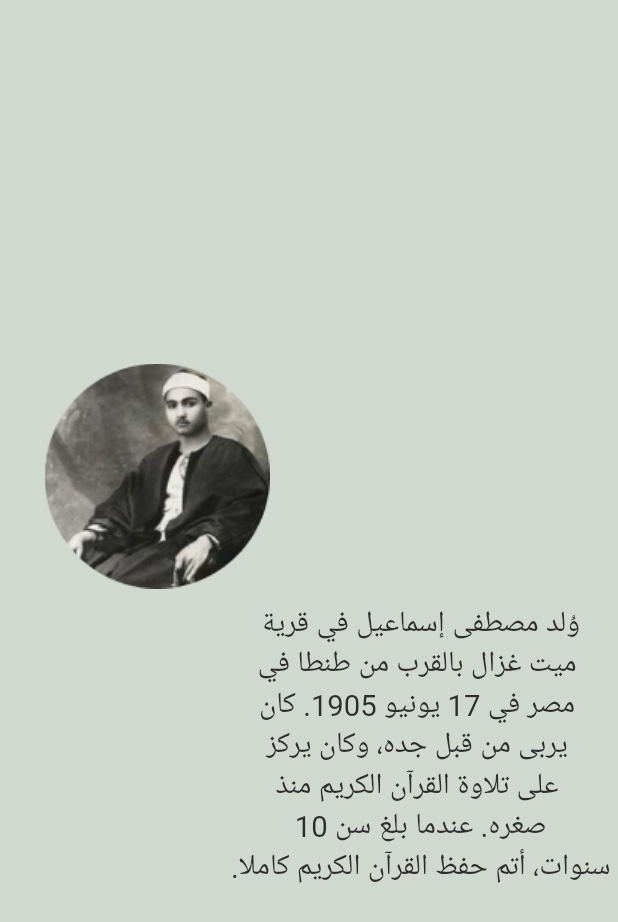
After one commit to elhusseinn/Torath, a Flutter app: the OnBoarding screen opened by its route, on a phone screen of 412 x 824 dp. The commit adds this screen. Shown: the top 922 px of the screen. Run offline on Flutter 3.47's test engine with Material 2 defaults, Android fonts, the phone set to English and light mode, and no system bars; our stand-ins replace animated_splash_screen, flutter_animate, flutter_screenutil, shared_preferences; accounts and stored records are empty; Roboto replaces fonts that are missing (IBM Plex Sans).

Commit message:
animated second screen + brief components

```diff
--- /dev/null
+++ b/lib/core/commonWidgets/brief_component.dart
@@ -0,0 +1,51 @@
+import 'package:flutter/material.dart';
+import 'package:flutter_screenutil/flutter_screenutil.dart';
+import 'package:torath/core/commonWidgets/text_rtl.dart';
+import 'package:torath/core/utils/colors_catalog.dart';
+
+class BriefComponent extends StatelessWidget {
+  String image;
+  String text;
+  BriefComponent({required this.text, required this.image, super.key});
+
+  @override
+  Widget build(BuildContext context) {
+    return Container(
+      width: double.infinity,
+      color: ColorsCatalog.backGroundColor,
+      child: Column(
+        children: [
+          Container(
+            width: double.infinity,
+            padding: EdgeInsets.only(left: 30.w, top: 10.h),
+            child: Column(
+              mainAxisAlignment: MainAxisAlignment.start,
+              crossAxisAlignment: CrossAxisAlignment.start,
+              children: [Image.asset(image)],
+            ),
+          ),
+          SizedBox(height: 10.h,),
+          Container(
+            width: double.infinity,
+            padding: EdgeInsets.only(right: 5.w),
+            child: Column(
+              mainAxisAlignment: MainAxisAlignment.center,
+              crossAxisAlignment: CrossAxisAlignment.end,
+              children: [
+                RtlText(
+                  content: text,
+                  style: TextStyle(
+                    color: const Color(0xFF2D2B2B),
+                    fontSize: 20.sp,
+                    fontFamily: 'IBM Plex Sans',
+                    fontWeight: FontWeight.w400,
+                  ),
+                )
+              ],
+            ),
+          )
+        ],
+      ),
+    );
+  }
+}
--- a/lib/core/commonWidgets/text_rtl.dart
+++ b/lib/core/commonWidgets/text_rtl.dart
@@ -12,6 +12,7 @@ class RtlText extends StatelessWidget {
       content,
       style: style,
       textDirection: TextDirection.rtl,
+      textAlign: TextAlign.center,
     );
   }
 }
--- /dev/null
+++ b/lib/core/language/text.dart
@@ -0,0 +1,15 @@
+class ArabicText {
+  static const String brief1 = "وُلد مصطفى إسماعيل في قرية"
+      "\n "
+      "ميت غزال بالقرب من طنطا في"
+      "\n"
+      " مصر في 17 يونيو 1905. كان"
+      "\n"
+      " يربى من قبل جده، وكان يركز"
+      "\n"
+      " على تلاوة القرآن الكريم منذ "
+      "\n"
+      "صغره. عندما بلغ سن 10 "
+      "\n"
+      "سنوات، أتم حفظ القرآن الكريم كاملا.";
+}
--- /dev/null
+++ b/lib/core/utils/colors_catalog.dart
@@ -0,0 +1,5 @@
+import 'dart:ui';
+
+class ColorsCatalog{
+  static const Color backGroundColor = Color(0xFFD0D9D0);
+}
--- a/lib/core/images.dart
+++ b/lib/core/utils/images.dart
@@ -1,3 +1,4 @@
 abstract class Images{
   static const  landingSplash = "assets/images/landingSplash.png";
+  static const  brief1 = "assets/images/1.png";
 }
--- /dev/null
+++ b/lib/core/utils/key_catalog.dart
@@ -0,0 +1,3 @@
+class KeysCatalog{
+  static const String isNewUser = "isNewUser";
+}
--- /dev/null
+++ b/lib/core/utils/routes.dart
@@ -0,0 +1,23 @@
+import 'package:flutter/material.dart';
+import 'package:torath/core/commonWidgets/brief_component.dart';
+import 'package:torath/core/utils/preference_manager.dart';
+import 'package:torath/core/utils/routes_catalog.dart';
+import 'package:torath/screens/onBoardingScreens/on_boarding.dart';
+
+import 'images.dart';
+
+class AppRouter{
+  PreferenceManager preferenceManager;
+  AppRouter({required this.preferenceManager});
+
+  Route? generateRoute(RouteSettings settings){
+    switch(settings.name){
+      case RoutesCatalog.onBoarding:
+        return MaterialPageRoute(
+            builder: (_) => OnBoarding()
+        );
+    }
+
+    return null;
+  }
+}
--- /dev/null
+++ b/lib/core/utils/routes_catalog.dart
@@ -0,0 +1,3 @@
+abstract class RoutesCatalog{
+  static const String onBoarding = "onboarding";
+}
--- /dev/null
+++ b/lib/screens/onBoardingScreens/on_boarding.dart
@@ -0,0 +1,26 @@
+import 'package:flutter/material.dart';
+import 'package:torath/core/commonWidgets/brief_component.dart';
+import 'package:torath/core/language/text.dart';
+import 'package:torath/core/utils/colors_catalog.dart';
+
+import '../../core/utils/images.dart';
+
+class OnBoarding extends StatelessWidget {
+  const OnBoarding({super.key});
+
+  @override
+  Widget build(BuildContext context) {
+    return Scaffold(
+      body: Container(
+        color: ColorsCatalog.backGroundColor,
+        child: Column(
+          crossAxisAlignment: CrossAxisAlignment.center,
+          mainAxisAlignment: MainAxisAlignment.center,
+          children: [
+            BriefComponent(text: ArabicText.brief1, image: Images.brief1)
+          ],
+        ),
+      ),
+    );
+  }
+}
--- a/lib/screens/splashScreens/animated_first_screen.dart
+++ b/lib/screens/splashScreens/animated_first_screen.dart
@@ -18,9 +18,8 @@ class AnimatedFirstScreen extends StatelessWidget {
   Widget build(BuildContext context) {
     return AnimatedSplashScreen(
       splash: 'assets/images/appIcon_big.png',
-      nextScreen:  AnimatedSecondScreen(),
+      nextScreen:  const AnimatedSecondScreen(),
       backgroundColor: const Color(0xFFD0D9D0),
-      // nextRoute: RoutesCatalog.guestHomeTabsPage,
       splashIconSize: double.infinity,
     );
   }
--- a/pubspec.yaml
+++ b/pubspec.yaml
@@ -46,6 +46,7 @@ dependencies:
   # Use with the CupertinoIcons class for iOS style icons.
   cupertino_icons: ^1.0.2
   flutter_animate: ^4.2.0+1
+  shared_preferences: ^2.2.2
 
 dev_dependencies:
   flutter_test:
```
Also changed, not shown: lib/core/utils/preference_manager.dart (added, +26 -0 lines), lib/main.dart (+6 -102 lines), lib/screens/splashScreens/animated_second_screen.dart (+16 -7 lines), assets/images/1.png (added).
